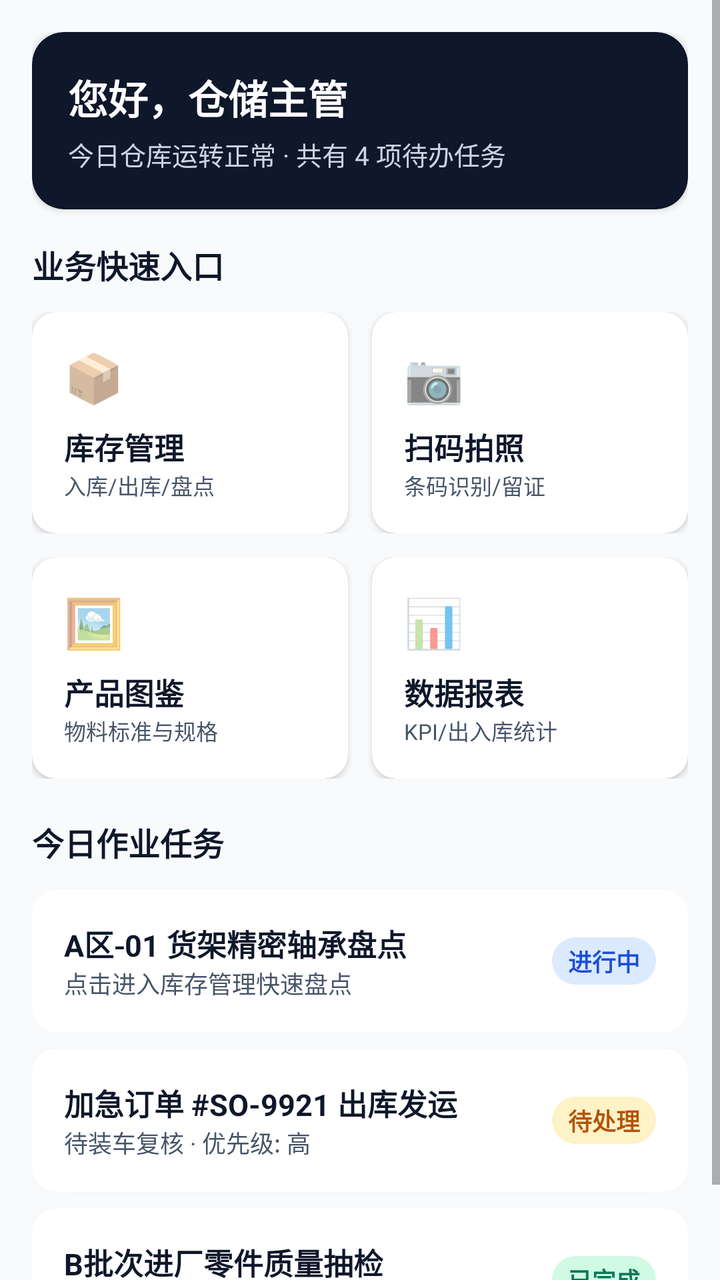
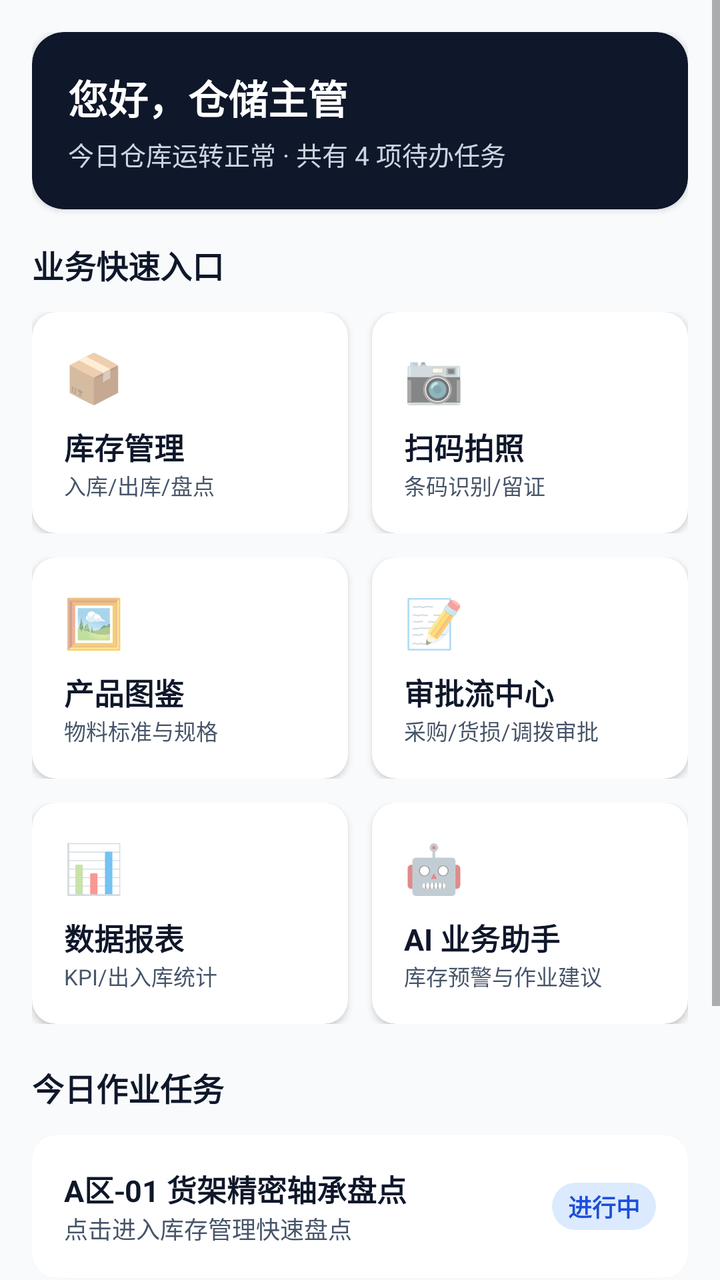

Before-and-after screenshots of an Android layout around one commit, followed by the original layout XML and the change that was made.
<!-- AndroidManifest.xml: application theme Theme.Mobileemployeesimple -->
<!-- res/layout/fragment_workbench.xml -->
<?xml version="1.0" encoding="utf-8"?>
<ScrollView xmlns:android="http://schemas.android.com/apk/res/android"
    xmlns:app="http://schemas.android.com/apk/res-auto"
    xmlns:tools="http://schemas.android.com/tools"
    android:layout_width="match_parent"
    android:layout_height="match_parent"
    android:background="?android:attr/windowBackground">

    <LinearLayout
        android:layout_width="match_parent"
        android:layout_height="wrap_content"
        android:orientation="vertical"
        android:padding="16dp">

        
        <androidx.cardview.widget.CardView
            android:layout_width="match_parent"
            android:layout_height="wrap_content"
            app:cardCornerRadius="16dp"
            app:cardElevation="2dp"
            app:cardBackgroundColor="@color/brand_primary"
            android:layout_marginBottom="16dp">

            <LinearLayout
                android:layout_width="match_parent"
                android:layout_height="wrap_content"
                android:orientation="vertical"
                android:padding="18dp">

                <TextView
                    android:id="@+id/workbench_welcome_text"
                    android:layout_width="wrap_content"
                    android:layout_height="wrap_content"
                    android:text="您好，仓储主管"
                    android:textSize="20sp"
                    android:textStyle="bold"
                    android:textColor="@color/white"
                    android:layout_marginBottom="4dp" />

                <TextView
                    android:layout_width="wrap_content"
                    android:layout_height="wrap_content"
                    android:text="今日仓库运转正常 · 共有 4 项待办任务"
                    android:textSize="13sp"
                    android:textColor="@color/slate_300" />
            </LinearLayout>
        </androidx.cardview.widget.CardView>

        
        <TextView
            android:layout_width="wrap_content"
            android:layout_height="wrap_content"
            android:text="业务快速入口"
            android:textSize="16sp"
            android:textStyle="bold"
            android:textColor="?attr/colorOnSurface"
            android:layout_marginBottom="12dp" />

        
        <LinearLayout
            android:layout_width="match_parent"
            android:layout_height="wrap_content"
            android:orientation="horizontal"
            android:layout_marginBottom="12dp">

            
            <androidx.cardview.widget.CardView
                android:id="@+id/card_inventory"
                android:layout_width="0dp"
                android:layout_height="wrap_content"
                android:layout_weight="1"
                android:layout_marginEnd="6dp"
                app:cardCornerRadius="12dp"
                app:cardElevation="2dp"
                app:cardBackgroundColor="?attr/colorSurface"
                android:foreground="?attr/selectableItemBackground">

                <LinearLayout
                    android:layout_width="match_parent"
                    android:layout_height="wrap_content"
                    android:orientation="vertical"
                    android:padding="16dp">

                    <TextView
                        android:layout_width="wrap_content"
                        android:layout_height="wrap_content"
                        android:text="📦"
                        android:textSize="24sp"
                        android:layout_marginBottom="8dp" />

                    <TextView
                        android:layout_width="wrap_content"
                        android:layout_height="wrap_content"
                        android:text="库存管理"
                        android:textSize="15sp"
                        android:textStyle="bold"
                        android:textColor="?attr/colorOnSurface" />

                    <TextView
                        android:layout_width="wrap_content"
                        android:layout_height="wrap_content"
                        android:text="入库/出库/盘点"
                        android:textSize="11sp"
                        android:textColor="?attr/colorOnSurfaceVariant" />
                </LinearLayout>
            </androidx.cardview.widget.CardView>

            
            <androidx.cardview.widget.CardView
                android:id="@+id/card_camera"
                android:layout_width="0dp"
                android:layout_height="wrap_content"
                android:layout_weight="1"
                android:layout_marginStart="6dp"
                app:cardCornerRadius="12dp"
                app:cardElevation="2dp"
                app:cardBackgroundColor="?attr/colorSurface"
                android:foreground="?attr/selectableItemBackground">

                <LinearLayout
                    android:layout_width="match_parent"
                    android:layout_height="wrap_content"
                    android:orientation="vertical"
                    android:padding="16dp">

                    <TextView
                        android:layout_width="wrap_content"
                        android:layout_height="wrap_content"
                        android:text="📷"
                        android:textSize="24sp"
                        android:layout_marginBottom="8dp" />

                    <TextView
                        android:layout_width="wrap_content"
                        android:layout_height="wrap_content"
                        android:text="扫码拍照"
                        android:textSize="15sp"
                        android:textStyle="bold"
                        android:textColor="?attr/colorOnSurface" />

                    <TextView
                        android:layout_width="wrap_content"
                        android:layout_height="wrap_content"
                        android:text="条码识别/留证"
                        android:textSize="11sp"
                        android:textColor="?attr/colorOnSurfaceVariant" />
                </LinearLayout>
            </androidx.cardview.widget.CardView>
        </LinearLayout>

        <LinearLayout
            android:layout_width="match_parent"
            android:layout_height="wrap_content"
            android:orientation="horizontal"
            android:layout_marginBottom="20dp">

            
            <androidx.cardview.widget.CardView
                android:id="@+id/card_catalog"
                android:layout_width="0dp"
                android:layout_height="wrap_content"
                android:layout_weight="1"
                android:layout_marginEnd="6dp"
                app:cardCornerRadius="12dp"
                app:cardElevation="2dp"
                app:cardBackgroundColor="?attr/colorSurface"
                android:foreground="?attr/selectableItemBackground">

                <LinearLayout
                    android:layout_width="match_parent"
                    android:layout_height="wrap_content"
                    android:orientation="vertical"
                    android:padding="16dp">

                    <TextView
                        android:layout_width="wrap_content"
                        android:layout_height="wrap_content"
                        android:text="🖼️"
                        android:textSize="24sp"
                        android:layout_marginBottom="8dp" />

                    <TextView
                        android:layout_width="wrap_content"
                        android:layout_height="wrap_content"
                        android:text="产品图鉴"
                        android:textSize="15sp"
                        android:textStyle="bold"
                        android:textColor="?attr/colorOnSurface" />

                    <TextView
                        android:layout_width="wrap_content"
                        android:layout_height="wrap_content"
                        android:text="物料标准与规格"
                        android:textSize="11sp"
                        android:textColor="?attr/colorOnSurfaceVariant" />
                </LinearLayout>
            </androidx.cardview.widget.CardView>

            
            <androidx.cardview.widget.CardView
                android:id="@+id/card_reports"
                android:layout_width="0dp"
                android:layout_height="wrap_content"
                android:layout_weight="1"
                android:layout_marginStart="6dp"
                app:cardCornerRadius="12dp"
                app:cardElevation="2dp"
                app:cardBackgroundColor="?attr/colorSurface"
                android:foreground="?attr/selectableItemBackground">

                <LinearLayout
                    android:layout_width="match_parent"
                    android:layout_height="wrap_content"
                    android:orientation="vertical"
                    android:padding="16dp">

                    <TextView
                        android:layout_width="wrap_content"
                        android:layout_height="wrap_content"
                        android:text="📊"
                        android:textSize="24sp"
                        android:layout_marginBottom="8dp" />

                    <TextView
                        android:layout_width="wrap_content"
                        android:layout_height="wrap_content"
                        android:text="数据报表"
                        android:textSize="15sp"
                        android:textStyle="bold"
                        android:textColor="?attr/colorOnSurface" />

                    <TextView
                        android:layout_width="wrap_content"
                        android:layout_height="wrap_content"
                        android:text="KPI/出入库统计"
                        android:textSize="11sp"
                        android:textColor="?attr/colorOnSurfaceVariant" />
                </LinearLayout>
            </androidx.cardview.widget.CardView>
        </LinearLayout>

        
        <TextView
            android:layout_width="wrap_content"
            android:layout_height="wrap_content"
            android:text="今日作业任务"
            android:textSize="16sp"
            android:textStyle="bold"
            android:textColor="?attr/colorOnSurface"
            android:layout_marginBottom="12dp" />

        
        <androidx.cardview.widget.CardView
            android:id="@+id/task_inventory_check"
            android:layout_width="match_parent"
            android:layout_height="wrap_content"
            app:cardCornerRadius="12dp"
            app:cardElevation="1dp"
            app:cardBackgroundColor="?attr/colorSurface"
            android:layout_marginBottom="8dp"
            android:foreground="?attr/selectableItemBackground">

            <LinearLayout
                android:layout_width="match_parent"
                android:layout_height="wrap_content"
                android:orientation="horizontal"
                android:padding="16dp"
                android:gravity="center_vertical">

                <LinearLayout
                    android:layout_width="0dp"
                    android:layout_height="wrap_content"
                    android:layout_weight="1"
                    android:orientation="vertical">

                    <TextView
                        android:layout_width="wrap_content"
                        android:layout_height="wrap_content"
                        android:text="A区-01 货架精密轴承盘点"
                        android:textSize="15sp"
                        android:textStyle="bold"
                        android:textColor="?attr/colorOnSurface" />

                    <TextView
                        android:layout_width="wrap_content"
                        android:layout_height="wrap_content"
                        android:text="点击进入库存管理快速盘点"
                        android:textSize="12sp"
                        android:textColor="?attr/colorOnSurfaceVariant" />
                </LinearLayout>

                <TextView
                    android:layout_width="wrap_content"
                    android:layout_height="wrap_content"
                    android:text="进行中"
                    android:textSize="12sp"
                    android:textStyle="bold"
                    android:background="@drawable/bg_badge_in_progress"
                    android:textColor="@color/status_in_progress_text"
                    android:paddingStart="8dp"
                    android:paddingEnd="8dp"
                    android:paddingTop="3dp"
                    android:paddingBottom="3dp" />
            </LinearLayout>
        </androidx.cardview.widget.CardView>

        
        <androidx.cardview.widget.CardView
            android:id="@+id/task_order_dispatch"
            android:layout_width="match_parent"
            android:layout_height="wrap_content"
            app:cardCornerRadius="12dp"
            app:cardElevation="1dp"
            app:cardBackgroundColor="?attr/colorSurface"
            android:layout_marginBottom="8dp"
            android:foreground="?attr/selectableItemBackground">

            <LinearLayout
                android:layout_width="match_parent"
                android:layout_height="wrap_content"
                android:orientation="horizontal"
                android:padding="16dp"
                android:gravity="center_vertical">

                <LinearLayout
                    android:layout_width="0dp"
                    android:layout_height="wrap_content"
                    android:layout_weight="1"
                    android:orientation="vertical">

                    <TextView
                        android:layout_width="wrap_content"
                        android:layout_height="wrap_content"
                        android:text="加急订单 #SO-9921 出库发运"
                        android:textSize="15sp"
                        android:textStyle="bold"
                        android:textColor="?attr/colorOnSurface" />

                    <TextView
                        android:layout_width="wrap_content"
                        android:layout_height="wrap_content"
                        android:text="待装车复核 · 优先级: 高"
                        android:textSize="12sp"
                        android:textColor="?attr/colorOnSurfaceVariant" />
                </LinearLayout>

                <TextView
                    android:layout_width="wrap_content"
                    android:layout_height="wrap_content"
                    android:text="待处理"
                    android:textSize="12sp"
                    android:textStyle="bold"
                    android:background="@drawable/bg_badge_pending"
                    android:textColor="@color/status_pending_text"
                    android:paddingStart="8dp"
                    android:paddingEnd="8dp"
                    android:paddingTop="3dp"
                    android:paddingBottom="3dp" />
            </LinearLayout>
        </androidx.cardview.widget.CardView>

        
        <androidx.cardview.widget.CardView
            android:id="@+id/task_quality_check"
            android:layout_width="match_parent"
            android:layout_height="wrap_content"
            app:cardCornerRadius="12dp"
            app:cardElevation="1dp"
            app:cardBackgroundColor="?attr/colorSurface"
            android:foreground="?attr/selectableItemBackground">

            <LinearLayout
                android:layout_width="match_parent"
                android:layout_height="wrap_content"
                android:orientation="horizontal"
                android:padding="16dp"
                android:gravity="center_vertical">

                <LinearLayout
                    android:layout_width="0dp"
                    android:layout_height="wrap_content"
                    android:layout_weight="1"
                    android:orientation="vertical">

                    <TextView
                        android:layout_width="wrap_content"
                        android:layout_height="wrap_content"
                        android:text="B批次进厂零件质量抽检"
                        android:textSize="15sp"
                        android:textStyle="bold"
                        android:textColor="?attr/colorOnSurface" />

                    <TextView
                        android:layout_width="wrap_content"
                        android:layout_height="wrap_content"
                        android:text="合格率 100% · 已归档"
                        android:textSize="12sp"
                        android:textColor="?attr/colorOnSurfaceVariant" />
                </LinearLayout>

                <TextView
                    android:layout_width="wrap_content"
                    android:layout_height="wrap_content"
                    android:text="已完成"
                    android:textSize="12sp"
                    android:textStyle="bold"
                    android:background="@drawable/bg_badge_completed"
                    android:textColor="@color/status_completed_text"
                    android:paddingStart="8dp"
                    android:paddingEnd="8dp"
                    android:paddingTop="3dp"
                    android:paddingBottom="3dp" />
            </LinearLayout>
        </androidx.cardview.widget.CardView>

    </LinearLayout>

</ScrollView>
<!-- resources referenced by this layout -->
<resources>
  <color name="brand_primary">#0F172A</color>
  <color name="slate_300">#CBD5E1</color>
  <color name="status_completed_text">#047857</color>
  <color name="status_in_progress_text">#1D4ED8</color>
  <color name="status_pending_text">#B45309</color>
  <color name="white">#FFFFFFFF</color>
  <!-- drawable bg_badge_completed (drawable) -->
  <?xml version="1.0" encoding="utf-8"?>
  <shape xmlns:android="http://schemas.android.com/apk/res/android"
      android:shape="rectangle">
      <corners android:radius="12dp" />
      <solid android:color="@color/status_completed_bg" />
  </shape>
  <!-- drawable bg_badge_in_progress (drawable) -->
  <?xml version="1.0" encoding="utf-8"?>
  <shape xmlns:android="http://schemas.android.com/apk/res/android"
      android:shape="rectangle">
      <corners android:radius="12dp" />
      <solid android:color="@color/status_in_progress_bg" />
  </shape>
  <!-- drawable bg_badge_pending (drawable) -->
  <?xml version="1.0" encoding="utf-8"?>
  <shape xmlns:android="http://schemas.android.com/apk/res/android"
      android:shape="rectangle">
      <corners android:radius="12dp" />
      <solid android:color="@color/status_pending_bg" />
  </shape>
  <style name="Theme.Mobileemployeesimple" parent="Theme.MaterialComponents.DayNight.DarkActionBar">
          
          <item name="colorPrimary">@color/brand_primary</item>
          <item name="colorPrimaryVariant">@color/brand_primary_dark</item>
          <item name="colorOnPrimary">@color/white</item>
          
          <item name="colorSecondary">@color/brand_secondary</item>
          <item name="colorSecondaryVariant">@color/brand_secondary_light</item>
          <item name="colorOnSecondary">@color/white</item>
          
          <item name="android:windowBackground">@color/slate_50</item>
          <item name="colorSurface">@color/white</item>
          <item name="colorOnSurface">@color/slate_900</item>
          <item name="colorOnSurfaceVariant">@color/slate_600</item>
          
          <item name="android:statusBarColor">@color/brand_primary</item>
          <item name="android:windowLightStatusBar" tools:targetApi="m">false</item>
      </style>
  <color name="status_completed_bg">#D1FAE5</color>
  <color name="status_in_progress_bg">#DBEAFE</color>
  <color name="status_pending_bg">#FEF3C7</color>
  <color name="brand_primary_dark">#020617</color>
  <color name="brand_secondary">#2563EB</color>
  <color name="brand_secondary_light">#3B82F6</color>
  <color name="slate_50">#F8FAFC</color>
  <color name="slate_900">#0F172A</color>
  <color name="slate_600">#475569</color>
</resources>

<!-- the commit's change to res/layout/fragment_workbench.xml (unified diff, before → after) -->
@@ -152,7 +152,7 @@
             android:layout_width="match_parent"
             android:layout_height="wrap_content"
             android:orientation="horizontal"
-            android:layout_marginBottom="20dp">
+            android:layout_marginBottom="12dp">
 
             
             <androidx.cardview.widget.CardView
@@ -182,7 +182,7 @@
                     <TextView
                         android:layout_width="wrap_content"
                         android:layout_height="wrap_content"
-                        android:text="产品图鉴"
+                        android:text="@string/menu_gallery"
                         android:textSize="15sp"
                         android:textStyle="bold"
                         android:textColor="?attr/colorOnSurface" />
@@ -198,7 +198,7 @@
 
             
             <androidx.cardview.widget.CardView
-                android:id="@+id/card_reports"
+                android:id="@+id/card_approvals"
                 android:layout_width="0dp"
                 android:layout_height="wrap_content"
                 android:layout_weight="1"
@@ -217,6 +217,55 @@
                     <TextView
                         android:layout_width="wrap_content"
                         android:layout_height="wrap_content"
+                        android:text="📝"
+                        android:textSize="24sp"
+                        android:layout_marginBottom="8dp" />
+
+                    <TextView
+                        android:layout_width="wrap_content"
+                        android:layout_height="wrap_content"
+                        android:text="@string/workbench_approvals"
+                        android:textSize="15sp"
+                        android:textStyle="bold"
+                        android:textColor="?attr/colorOnSurface" />
+
+                    <TextView
+                        android:layout_width="wrap_content"
+                        android:layout_height="wrap_content"
+                        android:text="@string/workbench_approvals_desc"
+                        android:textSize="11sp"
+                        android:textColor="?attr/colorOnSurfaceVariant" />
+                </LinearLayout>
+            </androidx.cardview.widget.CardView>
+        </LinearLayout>
+
+        <LinearLayout
+            android:layout_width="match_parent"
+            android:layout_height="wrap_content"
+            android:orientation="horizontal"
+            android:layout_marginBottom="20dp">
+
+            
+            <androidx.cardview.widget.CardView
+                android:id="@+id/card_reports"
+                android:layout_width="0dp"
+                android:layout_height="wrap_content"
+                android:layout_weight="1"
+                android:layout_marginEnd="6dp"
+                app:cardCornerRadius="12dp"
+                app:cardElevation="2dp"
+                app:cardBackgroundColor="?attr/colorSurface"
+                android:foreground="?attr/selectableItemBackground">
+
+                <LinearLayout
+                    android:layout_width="match_parent"
+                    android:layout_height="wrap_content"
+                    android:orientation="vertical"
+                    android:padding="16dp">
+
+                    <TextView
+                        android:layout_width="wrap_content"
+                        android:layout_height="wrap_content"
                         android:text="📊"
                         android:textSize="24sp"
                         android:layout_marginBottom="8dp" />
@@ -224,7 +273,7 @@
                     <TextView
                         android:layout_width="wrap_content"
                         android:layout_height="wrap_content"
-                        android:text="数据报表"
+                        android:text="@string/workbench_reports"
                         android:textSize="15sp"
                         android:textStyle="bold"
                         android:textColor="?attr/colorOnSurface" />
@@ -233,6 +282,48 @@
                         android:layout_width="wrap_content"
                         android:layout_height="wrap_content"
                         android:text="KPI/出入库统计"
+                        android:textSize="11sp"
+                        android:textColor="?attr/colorOnSurfaceVariant" />
+                </LinearLayout>
+            </androidx.cardview.widget.CardView>
+
+            
+            <androidx.cardview.widget.CardView
+                android:id="@+id/card_ai_assistant"
+                android:layout_width="0dp"
+                android:layout_height="wrap_content"
+                android:layout_weight="1"
+                android:layout_marginStart="6dp"
+                app:cardCornerRadius="12dp"
+                app:cardElevation="2dp"
+                app:cardBackgroundColor="?attr/colorSurface"
+                android:foreground="?attr/selectableItemBackground">
+
+                <LinearLayout
+                    android:layout_width="match_parent"
+                    android:layout_height="wrap_content"
+                    android:orientation="vertical"
+                    android:padding="16dp">
+
+                    <TextView
+                        android:layout_width="wrap_content"
+                        android:layout_height="wrap_content"
+                        android:text="🤖"
+                        android:textSize="24sp"
+                        android:layout_marginBottom="8dp" />
+
+                    <TextView
+                        android:layout_width="wrap_content"
+                        android:layout_height="wrap_content"
+                        android:text="@string/workbench_ai_assistant"
+                        android:textSize="15sp"
+                        android:textStyle="bold"
+                        android:textColor="?attr/colorOnSurface" />
+
+                    <TextView
+                        android:layout_width="wrap_content"
+                        android:layout_height="wrap_content"
+                        android:text="@string/workbench_ai_assistant_desc"
                         android:textSize="11sp"
                         android:textColor="?attr/colorOnSurfaceVariant" />
                 </LinearLayout>
<!-- resource entries referenced after the edit -->
@@ -27,6 +27,12 @@
       <corners android:radius="12dp" />
       <solid android:color="@color/status_pending_bg" />
   </shape>
+  <string name="menu_gallery">产品图鉴</string>
+  <string name="workbench_ai_assistant">AI 业务助手</string>
+  <string name="workbench_ai_assistant_desc">库存预警与作业建议</string>
+  <string name="workbench_approvals">审批流中心</string>
+  <string name="workbench_approvals_desc">采购/货损/调拨审批</string>
+  <string name="workbench_reports">数据报表</string>
   <style name="Theme.Mobileemployeesimple" parent="Theme.MaterialComponents.DayNight.DarkActionBar">
           
           <item name="colorPrimary">@color/brand_primary</item>
